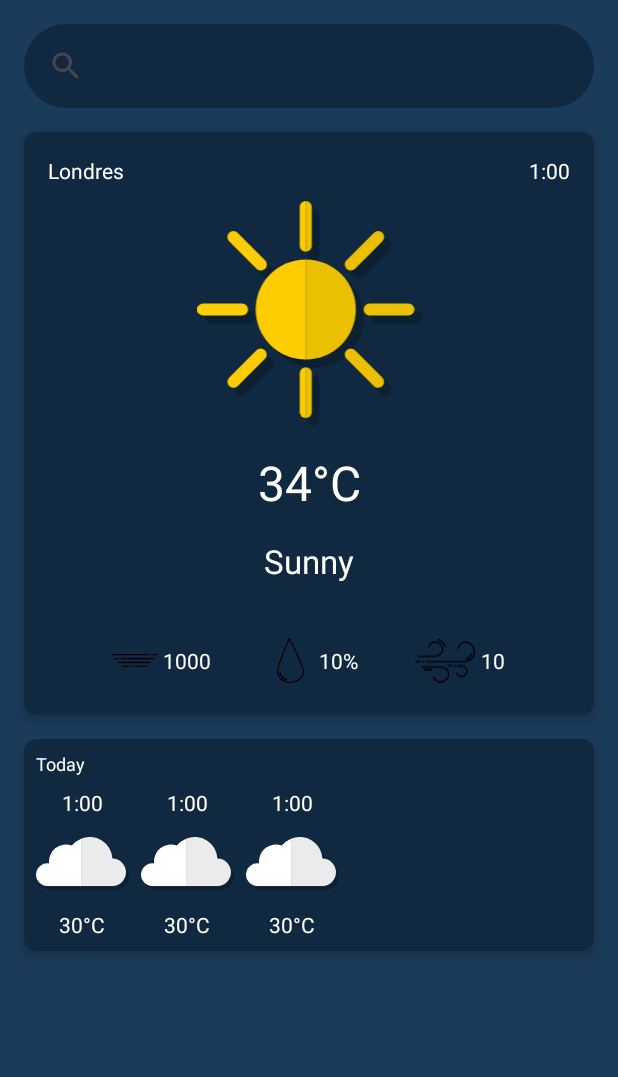
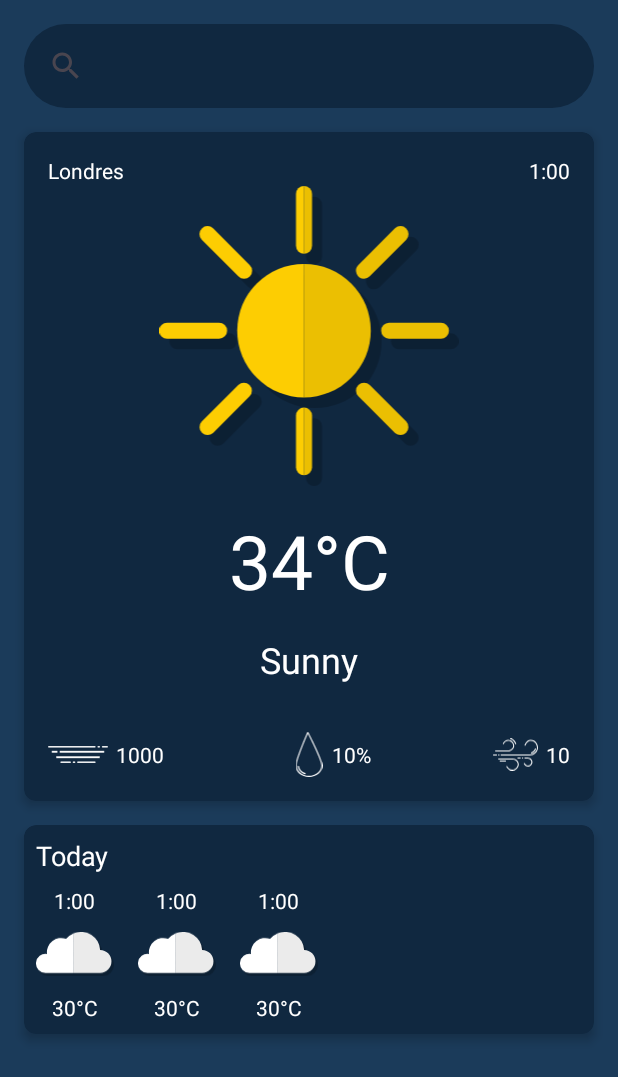
Before and after one commit to RenanPdeOliveira/WeatherApp, an Android app: the layout activity_main.xml on its own in the app's theme, with its tools: preview values and no code run, on a phone screen of 412 x 824 dp. Shown: the top 1077 px of the screen. Run offline under Robolectric (Android 15) with nearby library versions, the phone set to English and light mode, and no system bars.

Commit message:
RecyclerView implemented

```diff
--- a/app/build.gradle
+++ b/app/build.gradle
@@ -45,6 +45,7 @@ dependencies {
     implementation 'com.google.android.material:material:1.9.0'
     implementation 'androidx.constraintlayout:constraintlayout:2.1.4'
     implementation 'androidx.activity:activity-ktx:1.7.2'
+    implementation "io.coil-kt:coil:2.3.0"
 
     // Splash Screen
     implementation "androidx.core:core-splashscreen:1.0.0"
--- a/app/src/main/res/layout/activity_main.xml
+++ b/app/src/main/res/layout/activity_main.xml
@@ -48,9 +48,9 @@
 
             <ImageView
                 android:id="@+id/imageViewIcon"
-                android:layout_width="150dp"
-                android:layout_height="150dp"
-                android:layout_marginTop="30dp"
+                android:layout_width="200dp"
+                android:layout_height="200dp"
+                android:layout_marginTop="20dp"
                 android:src="@drawable/ic_sunny"
                 app:layout_constraintBottom_toTopOf="@+id/textViewTemperature"
                 app:layout_constraintEnd_toEndOf="parent"
@@ -63,7 +63,7 @@
                 android:layout_height="wrap_content"
                 android:layout_marginTop="16dp"
                 android:textColor="@color/white"
-                android:textSize="32sp"
+                android:textSize="50sp"
                 app:layout_constraintBottom_toTopOf="@+id/textViewDailyDescription"
                 app:layout_constraintEnd_toEndOf="parent"
                 app:layout_constraintStart_toStartOf="parent"
@@ -76,20 +76,18 @@
                 android:layout_height="wrap_content"
                 android:layout_marginTop="16dp"
                 android:textColor="@color/white"
-                android:textSize="22sp"
+                android:textSize="24sp"
                 app:layout_constraintBottom_toTopOf="@+id/linearLayout"
                 app:layout_constraintEnd_toEndOf="parent"
                 app:layout_constraintStart_toStartOf="parent"
                 app:layout_constraintTop_toBottomOf="@+id/textViewTemperature"
                 tools:text="Sunny" />
 
-            <LinearLayout
+            <RelativeLayout
                 android:id="@+id/linearLayout"
                 android:layout_width="match_parent"
                 android:layout_height="wrap_content"
                 android:layout_marginTop="32dp"
-                android:gravity="center"
-                android:orientation="horizontal"
                 app:layout_constraintBottom_toBottomOf="parent"
                 app:layout_constraintEnd_toEndOf="parent"
                 app:layout_constraintStart_toStartOf="parent"
@@ -97,52 +95,63 @@
 
                 <ImageView
                     android:id="@+id/imageViewPressure"
-                    android:layout_width="30dp"
+                    android:layout_width="40dp"
                     android:layout_height="30dp"
-                    android:src="@drawable/ic_pressure" />
+                    android:layout_alignParentStart="true"
+                    android:layout_centerVertical="true"
+                    android:src="@drawable/ic_pressure"
+                    app:tint="@color/white" />
 
                 <TextView
                     android:id="@+id/textViewPressureNum"
                     android:layout_width="wrap_content"
                     android:layout_height="wrap_content"
-                    android:layout_gravity="center"
-                    android:layout_marginStart="4dp"
+                    android:layout_centerVertical="true"
+                    android:layout_marginStart="5dp"
+                    android:layout_toEndOf="@+id/imageViewPressure"
                     android:textColor="@color/white"
                     tools:text="1000" />
 
                 <ImageView
                     android:id="@+id/imageViewHumidity"
-                    android:layout_width="30dp"
+                    android:layout_width="20dp"
                     android:layout_height="30dp"
-                    android:layout_marginStart="38dp"
-                    android:src="@drawable/ic_drop" />
+                    android:layout_centerHorizontal="true"
+                    android:layout_centerVertical="true"
+                    android:src="@drawable/ic_drop"
+                    app:tint="@color/white" />
 
                 <TextView
                     android:id="@+id/textViewHumidityNum"
                     android:layout_width="wrap_content"
                     android:layout_height="wrap_content"
-                    android:layout_gravity="center"
-                    android:layout_marginStart="4dp"
+                    android:layout_centerHorizontal="true"
+                    android:layout_centerVertical="true"
+                    android:layout_marginStart="5dp"
+                    android:layout_toEndOf="@+id/imageViewHumidity"
                     android:textColor="@color/white"
                     tools:text="10%" />
 
                 <ImageView
                     android:id="@+id/imageViewWindSpeed"
-                    android:layout_width="40dp"
-                    android:layout_height="40dp"
-                    android:layout_marginStart="38dp"
-                    android:src="@drawable/ic_wind" />
+                    android:layout_width="30dp"
+                    android:layout_height="30dp"
+                    android:layout_centerVertical="true"
+                    android:layout_toStartOf="@+id/textViewWindSpeedNum"
+                    android:src="@drawable/ic_wind"
+                    app:tint="@color/white" />
 
                 <TextView
                     android:id="@+id/textViewWindSpeedNum"
                     android:layout_width="wrap_content"
                     android:layout_height="wrap_content"
-                    android:layout_gravity="center"
-                    android:layout_marginStart="4dp"
+                    android:layout_alignParentEnd="true"
+                    android:layout_centerVertical="true"
+                    android:layout_marginStart="5dp"
                     android:textColor="@color/white"
                     tools:text="10" />
 
-            </LinearLayout>
+            </RelativeLayout>
 
         </androidx.constraintlayout.widget.ConstraintLayout>
 
@@ -170,7 +179,7 @@
                 android:layout_marginBottom="8dp"
                 android:text="Today"
                 android:textColor="@color/white"
-                android:textSize="12sp" />
+                android:textSize="18sp" />
 
             <androidx.recyclerview.widget.RecyclerView
                 android:id="@+id/recyclerView"
--- a/app/src/main/res/layout/item_daily.xml
+++ b/app/src/main/res/layout/item_daily.xml
@@ -4,10 +4,11 @@
     android:layout_width="wrap_content"
     android:layout_height="wrap_content"
     android:layout_marginStart="8dp"
+    android:layout_marginEnd="8dp"
     android:orientation="vertical">
 
     <TextView
-        android:id="@+id/textViewTime"
+        android:id="@+id/textViewItemTime"
         android:layout_width="wrap_content"
         android:layout_height="wrap_content"
         android:layout_gravity="center"
@@ -15,13 +16,14 @@
         tools:text="1:00" />
 
     <ImageView
-        android:id="@+id/imageViewIcon"
-        android:layout_width="62dp"
-        android:layout_height="62dp"
+        android:id="@+id/imageViewItemIcon"
+        android:layout_width="52dp"
+        android:layout_height="52dp"
+        android:scaleType="fitCenter"
         android:src="@drawable/ic_cloudy" />
 
     <TextView
-        android:id="@+id/textViewTemperature"
+        android:id="@+id/textViewItemTemperature"
         android:layout_width="wrap_content"
         android:layout_height="wrap_content"
         android:layout_gravity="center"
```
Also changed, not shown: app/src/main/java/com/example/weatherapp/presentation/MainActivity.kt (+25 -5 lines), app/src/main/java/com/example/weatherapp/presentation/WeatherItemListAdapter.kt (added, +53 -0 lines).
